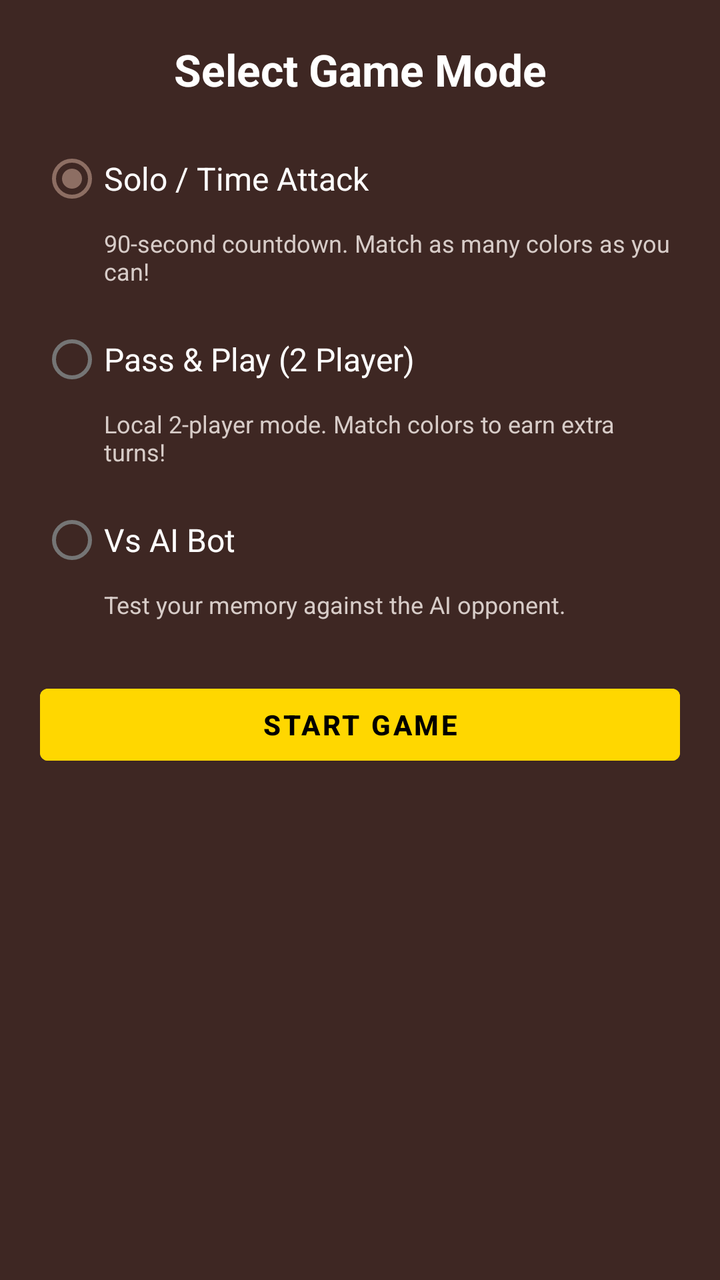
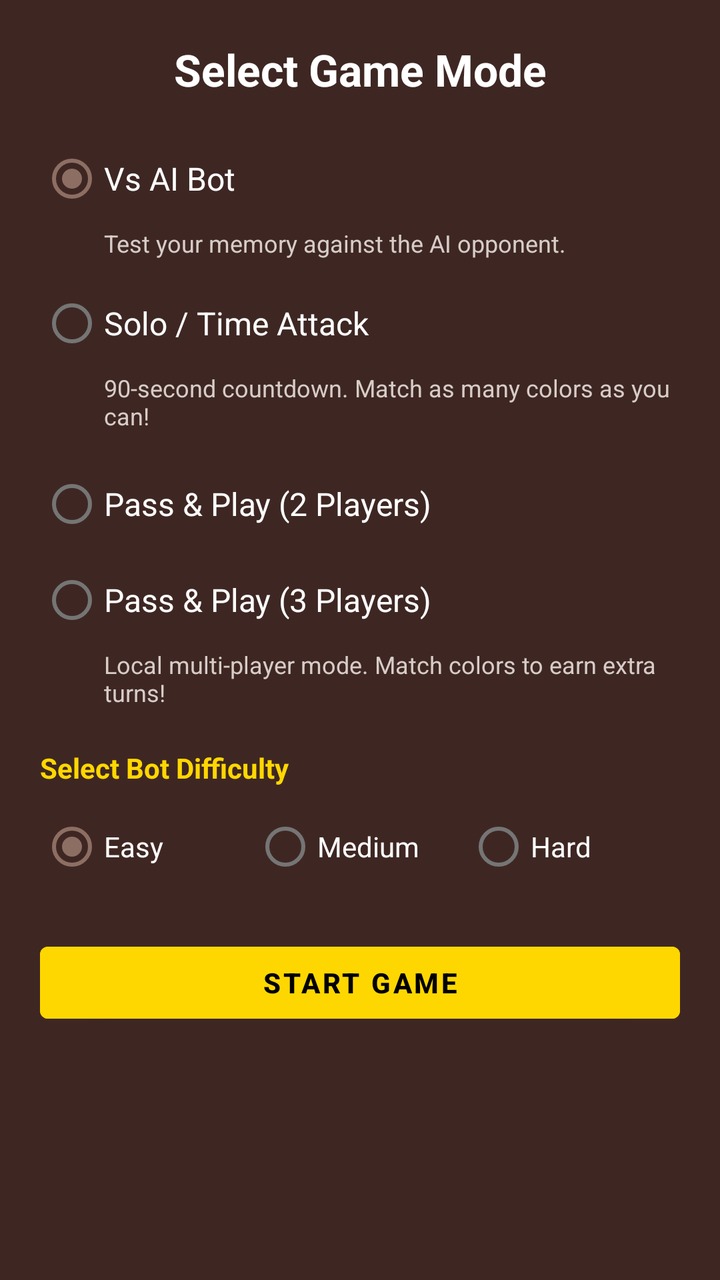

Screens rendered from an Android XML layout before and after an edit, with the pre-edit source and the edit as a unified diff.
<!-- AndroidManifest.xml: application theme Theme.ColorMemoryChess -->
<!-- res/layout/dialog_game_mode.xml -->
<?xml version="1.0" encoding="utf-8"?>
<LinearLayout xmlns:android="http://schemas.android.com/apk/res/android"
    android:layout_width="match_parent"
    android:layout_height="wrap_content"
    android:orientation="vertical"
    android:padding="20dp"
    android:background="@color/wood_dark">

    <TextView
        android:layout_width="match_parent"
        android:layout_height="wrap_content"
        android:text="@string/select_mode"
        android:textColor="@color/white"
        android:textSize="22sp"
        android:textStyle="bold"
        android:gravity="center"
        android:layout_marginBottom="16dp" />

    <RadioGroup
        android:id="@+id/rg_modes"
        android:layout_width="match_parent"
        android:layout_height="wrap_content">

        <RadioButton
            android:id="@+id/rb_solo"
            android:layout_width="match_parent"
            android:layout_height="wrap_content"
            android:text="@string/mode_solo"
            android:textColor="@color/white"
            android:textSize="16sp"
            android:checked="true" />

        <TextView
            android:layout_width="match_parent"
            android:layout_height="wrap_content"
            android:layout_marginStart="32dp"
            android:layout_marginBottom="12dp"
            android:text="@string/mode_solo_desc"
            android:textColor="@color/wood_accent"
            android:textSize="12sp" />

        <RadioButton
            android:id="@+id/rb_pass_play"
            android:layout_width="match_parent"
            android:layout_height="wrap_content"
            android:text="@string/mode_pass_play"
            android:textColor="@color/white"
            android:textSize="16sp" />

        <TextView
            android:layout_width="match_parent"
            android:layout_height="wrap_content"
            android:layout_marginStart="32dp"
            android:layout_marginBottom="12dp"
            android:text="@string/mode_pass_play_desc"
            android:textColor="@color/wood_accent"
            android:textSize="12sp" />

        <RadioButton
            android:id="@+id/rb_vs_bot"
            android:layout_width="match_parent"
            android:layout_height="wrap_content"
            android:text="@string/mode_vs_bot"
            android:textColor="@color/white"
            android:textSize="16sp" />

        <TextView
            android:layout_width="match_parent"
            android:layout_height="wrap_content"
            android:layout_marginStart="32dp"
            android:layout_marginBottom="8dp"
            android:text="@string/mode_vs_bot_desc"
            android:textColor="@color/wood_accent"
            android:textSize="12sp" />

    </RadioGroup>

    <LinearLayout
        android:id="@+id/layout_difficulty"
        android:layout_width="match_parent"
        android:layout_height="wrap_content"
        android:orientation="vertical"
        android:visibility="gone"
        android:layout_marginTop="8dp">

        <TextView
            android:layout_width="match_parent"
            android:layout_height="wrap_content"
            android:text="@string/select_difficulty"
            android:textColor="#FFD700"
            android:textSize="14sp"
            android:textStyle="bold"
            android:layout_marginBottom="6dp" />

        <RadioGroup
            android:id="@+id/rg_difficulty"
            android:layout_width="match_parent"
            android:layout_height="wrap_content"
            android:orientation="horizontal">

            <RadioButton
                android:id="@+id/rb_easy"
                android:layout_width="0dp"
                android:layout_height="wrap_content"
                android:layout_weight="1"
                android:text="Easy"
                android:textColor="@color/white" />

            <RadioButton
                android:id="@+id/rb_medium"
                android:layout_width="0dp"
                android:layout_height="wrap_content"
                android:layout_weight="1"
                android:text="Medium"
                android:textColor="@color/white"
                android:checked="true" />

            <RadioButton
                android:id="@+id/rb_hard"
                android:layout_width="0dp"
                android:layout_height="wrap_content"
                android:layout_weight="1"
                android:text="Hard"
                android:textColor="@color/white" />
        </RadioGroup>

    </LinearLayout>

    <Button
        android:id="@+id/btn_start_game"
        android:layout_width="match_parent"
        android:layout_height="wrap_content"
        android:layout_marginTop="20dp"
        android:text="Start Game"
        android:backgroundTint="#FFD700"
        android:textColor="@color/black"
        android:textStyle="bold" />

</LinearLayout>
<!-- resources referenced by this layout -->
<resources>
  <color name="black">#FF000000</color>
  <color name="white">#FFFFFFFF</color>
  <color name="wood_accent">#D7CCC8</color>
  <color name="wood_dark">#3E2723</color>
  <string name="mode_pass_play">Pass &amp; Play (2 Player)</string>
  <string name="mode_pass_play_desc">Local 2-player mode. Match colors to earn extra turns!</string>
  <string name="mode_solo">Solo / Time Attack</string>
  <string name="mode_solo_desc">90-second countdown. Match as many colors as you can!</string>
  <string name="mode_vs_bot">Vs AI Bot</string>
  <string name="mode_vs_bot_desc">Test your memory against the AI opponent.</string>
  <string name="select_difficulty">Select Bot Difficulty</string>
  <string name="select_mode">Select Game Mode</string>
  <style name="Theme.ColorMemoryChess" parent="Theme.MaterialComponents.DayNight.NoActionBar">
          
          <item name="colorPrimary">@color/wood_medium</item>
          <item name="colorPrimaryVariant">@color/wood_dark</item>
          <item name="colorOnPrimary">@color/white</item>
          
          <item name="colorSecondary">@color/wood_light</item>
          <item name="colorSecondaryVariant">@color/wood_medium</item>
          <item name="colorOnSecondary">@color/black</item>
          
          <item name="android:statusBarColor">@color/wood_dark</item>
      </style>
  <color name="wood_medium">#5D4037</color>
  <color name="wood_light">#8D6E63</color>
</resources>

<!-- the commit's change to res/layout/dialog_game_mode.xml (unified diff, before → after) -->
@@ -22,13 +22,30 @@
         android:layout_height="wrap_content">
 
         <RadioButton
+            android:id="@+id/rb_vs_bot"
+            android:layout_width="match_parent"
+            android:layout_height="wrap_content"
+            android:text="@string/mode_vs_bot"
+            android:textColor="@color/white"
+            android:textSize="16sp"
+            android:checked="true" />
+
+        <TextView
+            android:layout_width="match_parent"
+            android:layout_height="wrap_content"
+            android:layout_marginStart="32dp"
+            android:layout_marginBottom="8dp"
+            android:text="@string/mode_vs_bot_desc"
+            android:textColor="@color/wood_accent"
+            android:textSize="12sp" />
+
+        <RadioButton
             android:id="@+id/rb_solo"
             android:layout_width="match_parent"
             android:layout_height="wrap_content"
             android:text="@string/mode_solo"
             android:textColor="@color/white"
-            android:textSize="16sp"
-            android:checked="true" />
+            android:textSize="16sp" />
 
         <TextView
             android:layout_width="match_parent"
@@ -40,10 +57,18 @@
             android:textSize="12sp" />
 
         <RadioButton
-            android:id="@+id/rb_pass_play"
+            android:id="@+id/rb_pass_play_2p"
             android:layout_width="match_parent"
             android:layout_height="wrap_content"
-            android:text="@string/mode_pass_play"
+            android:text="@string/mode_pass_play_2p"
+            android:textColor="@color/white"
+            android:textSize="16sp" />
+
+        <RadioButton
+            android:id="@+id/rb_pass_play_3p"
+            android:layout_width="match_parent"
+            android:layout_height="wrap_content"
+            android:text="@string/mode_pass_play_3p"
             android:textColor="@color/white"
             android:textSize="16sp" />
 
@@ -56,23 +81,6 @@
             android:textColor="@color/wood_accent"
             android:textSize="12sp" />
 
-        <RadioButton
-            android:id="@+id/rb_vs_bot"
-            android:layout_width="match_parent"
-            android:layout_height="wrap_content"
-            android:text="@string/mode_vs_bot"
-            android:textColor="@color/white"
-            android:textSize="16sp" />
-
-        <TextView
-            android:layout_width="match_parent"
-            android:layout_height="wrap_content"
-            android:layout_marginStart="32dp"
-            android:layout_marginBottom="8dp"
-            android:text="@string/mode_vs_bot_desc"
-            android:textColor="@color/wood_accent"
-            android:textSize="12sp" />
-
     </RadioGroup>
 
     <LinearLayout
@@ -80,7 +88,7 @@
         android:layout_width="match_parent"
         android:layout_height="wrap_content"
         android:orientation="vertical"
-        android:visibility="gone"
+        android:visibility="visible"
         android:layout_marginTop="8dp">
 
         <TextView
@@ -104,7 +112,8 @@
                 android:layout_height="wrap_content"
                 android:layout_weight="1"
                 android:text="Easy"
-                android:textColor="@color/white" />
+                android:textColor="@color/white"
+                android:checked="true" />
 
             <RadioButton
                 android:id="@+id/rb_medium"
@@ -112,8 +121,7 @@
                 android:layout_height="wrap_content"
                 android:layout_weight="1"
                 android:text="Medium"
-                android:textColor="@color/white"
-                android:checked="true" />
+                android:textColor="@color/white" />
 
             <RadioButton
                 android:id="@+id/rb_hard"
<!-- resource entries referenced after the edit -->
@@ -4,8 +4,9 @@
   <color name="white">#FFFFFFFF</color>
   <color name="wood_accent">#D7CCC8</color>
   <color name="wood_dark">#3E2723</color>
-  <string name="mode_pass_play">Pass &amp; Play (2 Player)</string>
-  <string name="mode_pass_play_desc">Local 2-player mode. Match colors to earn extra turns!</string>
+  <string name="mode_pass_play_2p">Pass &amp; Play (2 Players)</string>
+  <string name="mode_pass_play_3p">Pass &amp; Play (3 Players)</string>
+  <string name="mode_pass_play_desc">Local multi-player mode. Match colors to earn extra turns!</string>
   <string name="mode_solo">Solo / Time Attack</string>
   <string name="mode_solo_desc">90-second countdown. Match as many colors as you can!</string>
   <string name="mode_vs_bot">Vs AI Bot</string>
